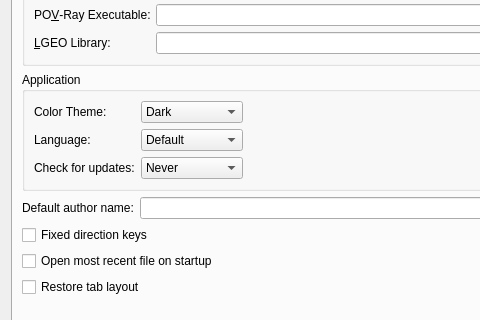
Above: qt/lc_qpreferencesdialog.ui from nathaneltitane/studworx before the change; both pictures show x 0 to 480 and y 156 to 476 of the 726 by 640 pixel window. Below: the same form after it.
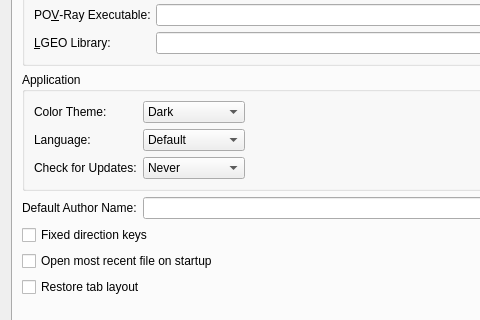
That is the form after the change. Icons and pictures are not drawn.

What changed in the file:
```diff
--- a/qt/lc_qpreferencesdialog.ui
+++ b/qt/lc_qpreferencesdialog.ui
@@ -74,7 +74,7 @@
           <item row="2" column="0">
            <widget class="QLabel" name="label_10">
             <property name="text">
-             <string>Check for updates:</string>
+             <string>Check for Updates:</string>
             </property>
             <property name="buddy">
              <cstring>checkForUpdates</cstring>
@@ -124,7 +124,7 @@
        <item row="2" column="0">
         <widget class="QLabel" name="label_4">
          <property name="text">
-          <string>Default author name:</string>
+          <string>Default Author Name:</string>
          </property>
          <property name="buddy">
           <cstring>authorName</cstring>
```
Left out of the diff: 6 changed lines with no effect on the pictures.
